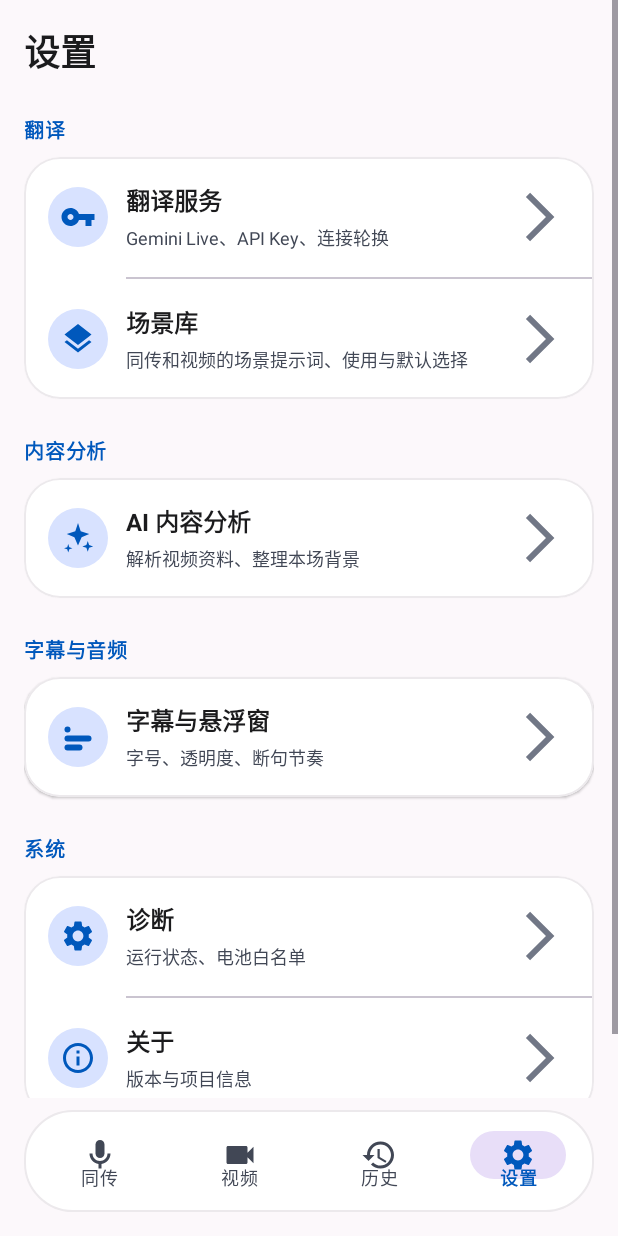
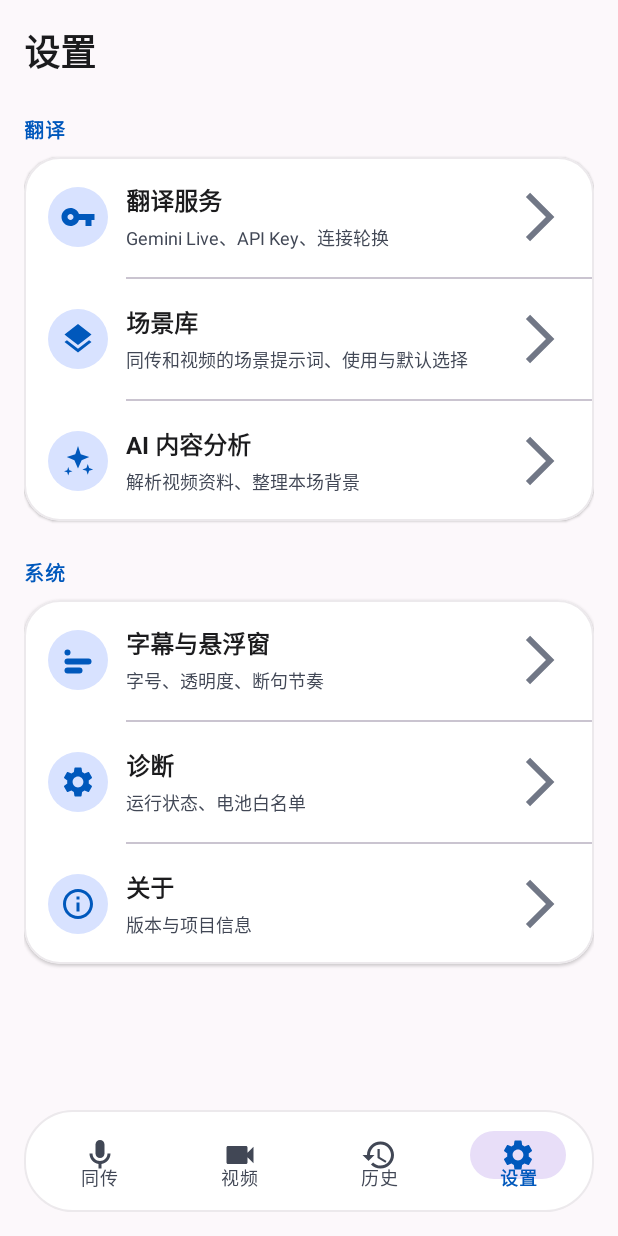
Before and after one commit to xieyuanqing/vtuber-live-translate, an Android app: the screen it shows after launch (MainActivity), item 4 of the bottom bar chosen, on a phone screen of 412 x 824 dp. Run offline under Robolectric (Android 15) with nearby library versions, the light colour scheme and no system bars; pictures from the network do not load.

Commit message:
style: UI 去噪阶段 B5 设置页分组合并
设置合并为翻译 / 系统两组，六行入口 ID 不变。

```diff
--- a/android/app/src/main/res/layout/page_settings.xml
+++ b/android/app/src/main/res/layout/page_settings.xml
@@ -62,19 +62,10 @@
                     </LinearLayout>
                     <TextView style="@style/SettingsRowChevron" />
                 </LinearLayout>
-            </LinearLayout>
-        </com.google.android.material.card.MaterialCardView>
 
-        <TextView
-            style="@style/LuminousSectionLabel"
-            android:layout_marginTop="@dimen/space_24"
-            android:text="内容分析" />
-
-        <com.google.android.material.card.MaterialCardView
-            style="@style/LuminousCard"
-            android:layout_width="match_parent"
-            android:layout_height="wrap_content"
-            android:layout_marginTop="@dimen/space_8">
+                <com.google.android.material.divider.MaterialDivider
+                    android:layout_width="match_parent" android:layout_height="wrap_content"
+                    android:layout_marginStart="68dp" />
 
                 <LinearLayout android:id="@+id/rowSetProfileAi" style="@style/SettingsRow">
                     <ImageView
@@ -88,30 +79,6 @@
                     </LinearLayout>
                     <TextView style="@style/SettingsRowChevron" />
                 </LinearLayout>
-        </com.google.android.material.card.MaterialCardView>
-
-        <TextView
-            style="@style/LuminousSectionLabel"
-            android:layout_marginTop="@dimen/space_24"
-            android:text="字幕与音频" />
-
-        <com.google.android.material.card.MaterialCardView
-            style="@style/LuminousCard"
-            android:layout_width="match_parent"
-            android:layout_height="wrap_content"
-            android:layout_marginTop="@dimen/space_8">
-
-            <LinearLayout android:id="@+id/rowSetSubtitle" style="@style/SettingsRow">
-                <ImageView
-                    android:layout_width="40dp" android:layout_height="40dp"
-                    android:background="@drawable/bg_history_badge" android:padding="8dp"
-                    android:contentDescription="@null"
-                    android:src="@drawable/ic_stat_subtitle" app:tint="@color/brand" />
-                <LinearLayout style="@style/SettingsRowText" android:layout_marginStart="@dimen/space_12">
-                    <TextView style="@style/SettingsRowTitle" android:text="字幕与悬浮窗" />
-                    <TextView style="@style/SettingsRowDesc" android:text="字号、透明度、断句节奏" />
-                </LinearLayout>
-                <TextView style="@style/SettingsRowChevron" />
             </LinearLayout>
         </com.google.android.material.card.MaterialCardView>
 
@@ -130,6 +97,23 @@
                 android:layout_width="match_parent"
                 android:layout_height="wrap_content"
                 android:orientation="vertical">
+
+                <LinearLayout android:id="@+id/rowSetSubtitle" style="@style/SettingsRow">
+                    <ImageView
+                        android:layout_width="40dp" android:layout_height="40dp"
+                        android:background="@drawable/bg_history_badge" android:padding="8dp"
+                        android:contentDescription="@null"
+                        android:src="@drawable/ic_stat_subtitle" app:tint="@color/brand" />
+                    <LinearLayout style="@style/SettingsRowText" android:layout_marginStart="@dimen/space_12">
+                        <TextView style="@style/SettingsRowTitle" android:text="字幕与悬浮窗" />
+                        <TextView style="@style/SettingsRowDesc" android:text="字号、透明度、断句节奏" />
+                    </LinearLayout>
+                    <TextView style="@style/SettingsRowChevron" />
+                </LinearLayout>
+
+                <com.google.android.material.divider.MaterialDivider
+                    android:layout_width="match_parent" android:layout_height="wrap_content"
+                    android:layout_marginStart="68dp" />
 
                 <LinearLayout android:id="@+id/rowSetDiagnostics" style="@style/SettingsRow">
                     <ImageView
```
Also changed, not shown: 2 other files. Lines whose indentation alone changed are shown as unchanged.
